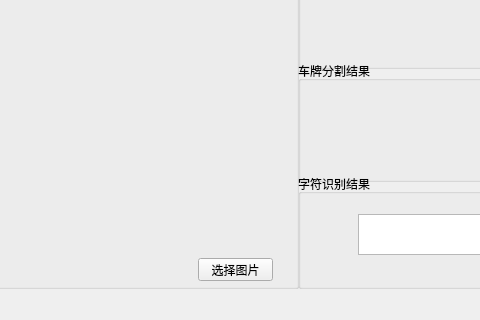
First picture: the form in Gui/车牌识别调试窗口V2_0.ui, repository 625607188/LPR, before the edit; both pictures show x 152 to 632 and y 102 to 422 of the 741 by 422 pixel window.
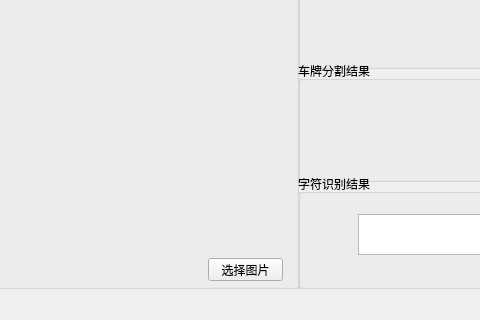
Second picture: the form after the edit.

Diff of the .ui file:
```diff
--- a/Gui/车牌识别调试窗口V2_0.ui
+++ b/Gui/车牌识别调试窗口V2_0.ui
@@ -45,7 +45,7 @@
     <widget class="QPushButton" name="choose_image">
      <property name="geometry">
       <rect>
-       <x>320</x>
+       <x>330</x>
        <y>330</y>
        <width>75</width>
        <height>23</height>
```
